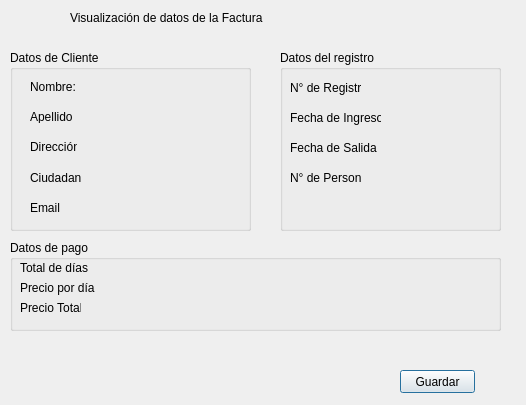
JeffersonFarCar/Sistema-de-Registro-de-Hotel, file Sistema_de_Registro_de_Hotel/gui_factura.ui: the form before one commit.
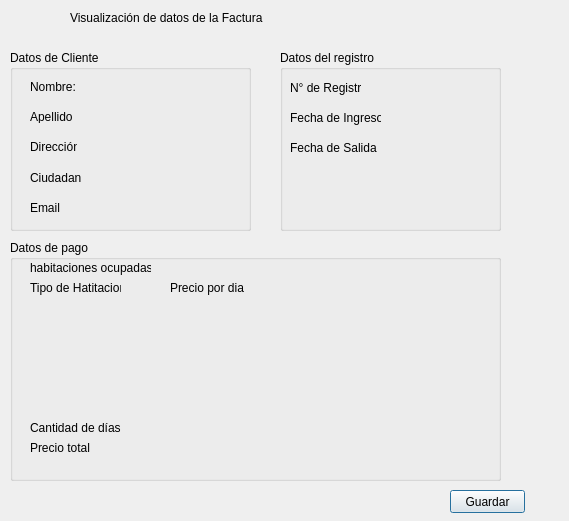
The form after the commit.

The edit to the form file:
```diff
--- a/Sistema_de_Registro_de_Hotel/gui_factura.ui
+++ b/Sistema_de_Registro_de_Hotel/gui_factura.ui
@@ -6,8 +6,8 @@
    <rect>
     <x>0</x>
     <y>0</y>
-    <width>526</width>
-    <height>405</height>
+    <width>569</width>
+    <height>521</height>
    </rect>
   </property>
   <property name="windowTitle">
@@ -213,19 +213,6 @@
      <string>Fecha de Salida</string>
     </property>
    </widget>
-   <widget class="QLabel" name="label_9">
-    <property name="geometry">
-     <rect>
-      <x>10</x>
-      <y>120</y>
-      <width>71</width>
-      <height>16</height>
-     </rect>
-    </property>
-    <property name="text">
-     <string>N° de Personas</string>
-    </property>
-   </widget>
    <widget class="QLabel" name="label_10">
     <property name="geometry">
      <rect>
@@ -298,7 +285,7 @@
      <x>10</x>
      <y>240</y>
      <width>491</width>
-     <height>91</height>
+     <height>241</height>
     </rect>
    </property>
    <property name="title">
@@ -307,87 +294,113 @@
    <widget class="QLabel" name="label_11">
     <property name="geometry">
      <rect>
-      <x>10</x>
-      <y>40</y>
-      <width>81</width>
+      <x>20</x>
+      <y>20</y>
+      <width>121</width>
       <height>16</height>
      </rect>
     </property>
     <property name="text">
-     <string>Precio por día</string>
+     <string>habitaciones ocupadas: </string>
+    </property>
+   </widget>
+   <widget class="QLabel" name="factura_habitaciones">
+    <property name="geometry">
+     <rect>
+      <x>20</x>
+      <y>60</y>
+      <width>341</width>
+      <height>101</height>
+     </rect>
+    </property>
+    <property name="text">
+     <string/>
     </property>
    </widget>
    <widget class="QLabel" name="label_12">
     <property name="geometry">
      <rect>
-      <x>10</x>
-      <y>20</y>
+      <x>20</x>
+      <y>200</y>
+      <width>71</width>
+      <height>16</height>
+     </rect>
+    </property>
+    <property name="text">
+     <string>Precio total</string>
+    </property>
+   </widget>
+   <widget class="QLabel" name="factura_preciototal">
+    <property name="geometry">
+     <rect>
+      <x>140</x>
+      <y>200</y>
       <width>81</width>
       <height>16</height>
      </rect>
     </property>
     <property name="text">
-     <string>Total de días</string>
+     <string/>
+    </property>
+   </widget>
+   <widget class="QLabel" name="factura_totalDias">
+    <property name="geometry">
+     <rect>
+      <x>140</x>
+      <y>180</y>
+      <width>91</width>
+      <height>16</height>
+     </rect>
+    </property>
+    <property name="text">
+     <string/>
     </property>
    </widget>
    <widget class="QLabel" name="label_13">
     <property name="geometry">
      <rect>
-      <x>10</x>
-      <y>60</y>
-      <width>61</width>
+      <x>20</x>
+      <y>180</y>
+      <width>91</width>
       <height>16</height>
      </rect>
     </property>
     <property name="text">
-     <string>Precio Total</string>
+     <string>Cantidad de días</string>
     </property>
    </widget>
    <widget class="QLabel" name="factura_cliente_dias">
     <property name="geometry">
      <rect>
-      <x>100</x>
-      <y>20</y>
-      <width>101</width>
+      <x>20</x>
+      <y>40</y>
+      <width>91</width>
       <height>16</height>
      </rect>
     </property>
     <property name="text">
-     <string/>
+     <string>Tipo de Hatitacion</string>
     </property>
    </widget>
    <widget class="QLabel" name="factura_cliente_precioDia">
     <property name="geometry">
      <rect>
-      <x>100</x>
+      <x>160</x>
       <y>40</y>
-      <width>111</width>
+      <width>91</width>
       <height>16</height>
      </rect>
     </property>
     <property name="text">
-     <string/>
-    </property>
-   </widget>
-   <widget class="QLabel" name="factura_cliente_precioTotal">
-    <property name="geometry">
-     <rect>
-      <x>100</x>
-      <y>60</y>
-      <width>111</width>
-      <height>16</height>
-     </rect>
-    </property>
-    <property name="text">
-     <string/>
+     <string>Precio por dia</string>
     </property>
    </widget>
   </widget>
   <widget class="QPushButton" name="pushButton">
    <property name="geometry">
     <rect>
-     <x>400</x>
-     <y>370</y>
+     <x>450</x>
+     <y>490</y>
      <width>75</width>
      <height>23</height>
     </rect>
```
Left out of the diff: 17 changed lines with no effect on the pictures.
